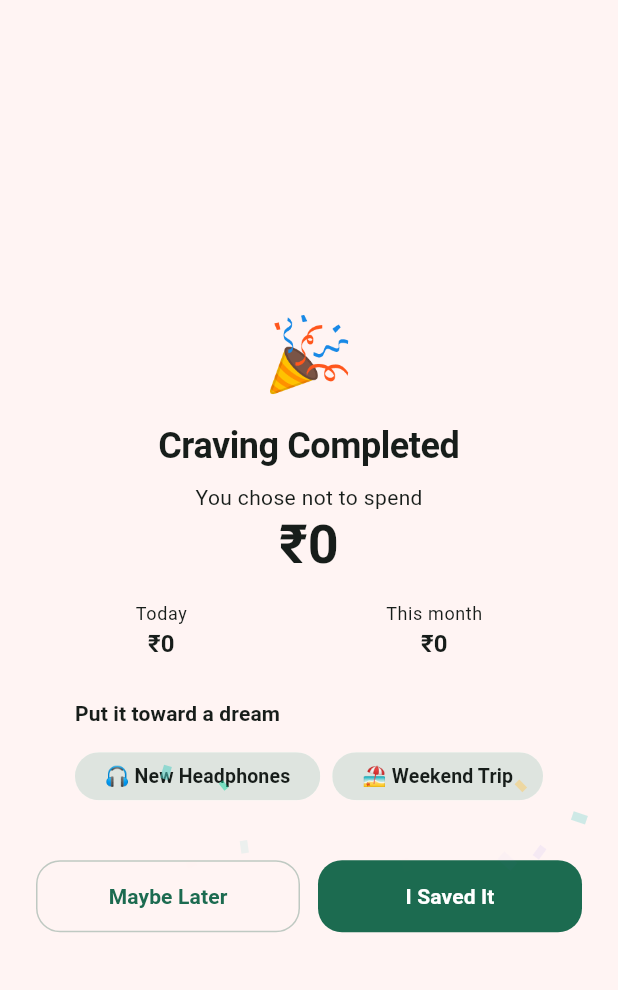
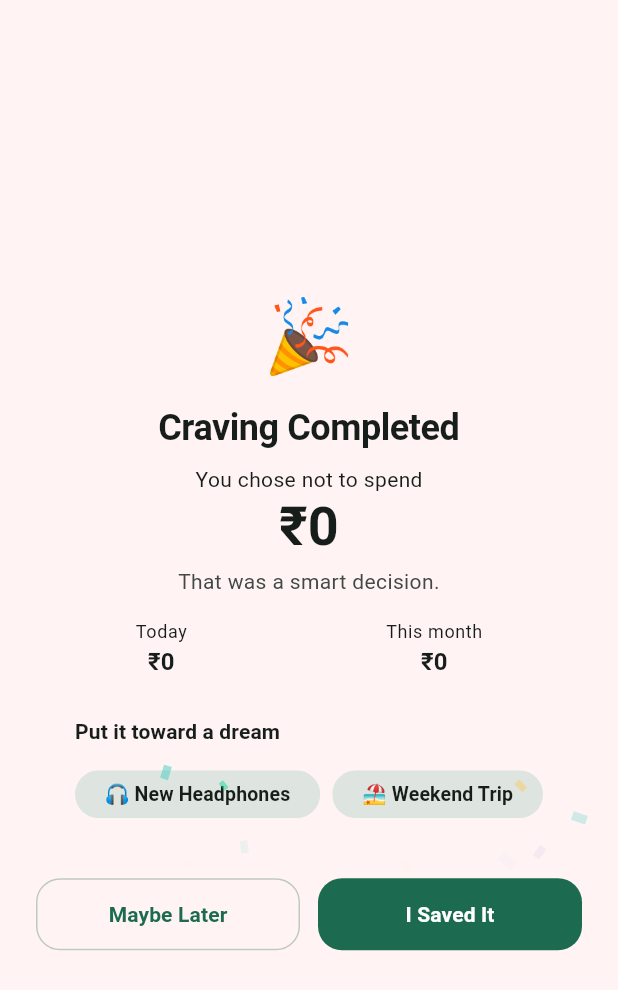
Before and after one commit to baseer-ind/spendzero, a Flutter app: the CravingCompletedScreen screen opened directly with empty values, on a phone screen of 412 x 824 dp. Shown: the top 990 px of the screen. Run offline on Flutter 3.47's test engine with Material 3 defaults, Android fonts, the phone set to English and light mode, and no system bars; our stand-ins replace flutter_riverpod, go_router, shared_preferences; accounts and stored records are empty.

Commit message:
Polish craving-completed celebration: animated counter, emoji bounce, affirmation
- Amount saved now counts up with easeOutExpo instead of appearing static.
- Celebration emoji pops in with an elasticOut scale entrance.
- Added a rotating encouraging line beneath the amount per the "never
  guilt, always encourage" emotional design goal.

```diff
--- a/spendzero/mobile/lib/features/checkout/presentation/craving_completed_screen.dart
+++ b/spendzero/mobile/lib/features/checkout/presentation/craving_completed_screen.dart
@@ -11,6 +11,16 @@ import '../../../core/utils/money.dart';
 import 'confetti_burst.dart';
 
 const _streakMilestones = [3, 7, 14, 30, 60, 100];
+
+const _affirmations = [
+  'That was a smart decision.',
+  'Future you says thank you.',
+  'Small choice, real progress.',
+  'You\'re building a great habit.',
+  'Discipline beats impulse — nice work.',
+];
+
+String _affirmationFor(int amountPaise) => _affirmations[amountPaise % _affirmations.length];
 
 /// Shown after every simulated checkout. Never "Order Successful" — the
 /// celebration is always framed around the money the user chose not to
@@ -52,17 +62,36 @@ class _CravingCompletedScreenState extends ConsumerState<CravingCompletedScreen>
                 child: Column(
                   mainAxisSize: MainAxisSize.min,
                   children: [
-                    const Text('🎉', style: TextStyle(fontSize: 48)),
+                    TweenAnimationBuilder<double>(
+                      tween: Tween(begin: 0, end: 1),
+                      duration: const Duration(milliseconds: 600),
+                      curve: Curves.elasticOut,
+                      builder: (context, scale, child) => Transform.scale(scale: scale, child: child),
+                      child: const Text('🎉', style: TextStyle(fontSize: 48)),
+                    ),
                     const SizedBox(height: 12),
                     Text('Craving Completed', style: Theme.of(context).textTheme.headlineSmall),
                     const SizedBox(height: 8),
                     Text('You chose not to spend', style: Theme.of(context).textTheme.bodyMedium),
+                    TweenAnimationBuilder<double>(
+                      tween: Tween(begin: 0, end: widget.result.amountNotSpentPaise.toDouble()),
+                      duration: const Duration(milliseconds: 900),
+                      curve: Curves.easeOutExpo,
+                      builder: (context, value, _) => Text(
+                        formatPaise(value.round()),
+                        style: Theme.of(context)
+                            .textTheme
+                            .displaySmall
+                            ?.copyWith(fontWeight: FontWeight.bold),
+                      ),
+                    ),
+                    const SizedBox(height: 4),
                     Text(
-                      formatPaise(widget.result.amountNotSpentPaise),
-                      style: Theme.of(context)
-                          .textTheme
-                          .displaySmall
-                          ?.copyWith(fontWeight: FontWeight.bold),
+                      _affirmationFor(widget.result.amountNotSpentPaise),
+                      style: Theme.of(context).textTheme.bodyMedium?.copyWith(
+                            color: Theme.of(context).colorScheme.onSurfaceVariant,
+                          ),
+                      textAlign: TextAlign.center,
                     ),
                     const SizedBox(height: 16),
                     _StatsRow(result: widget.result),
```
